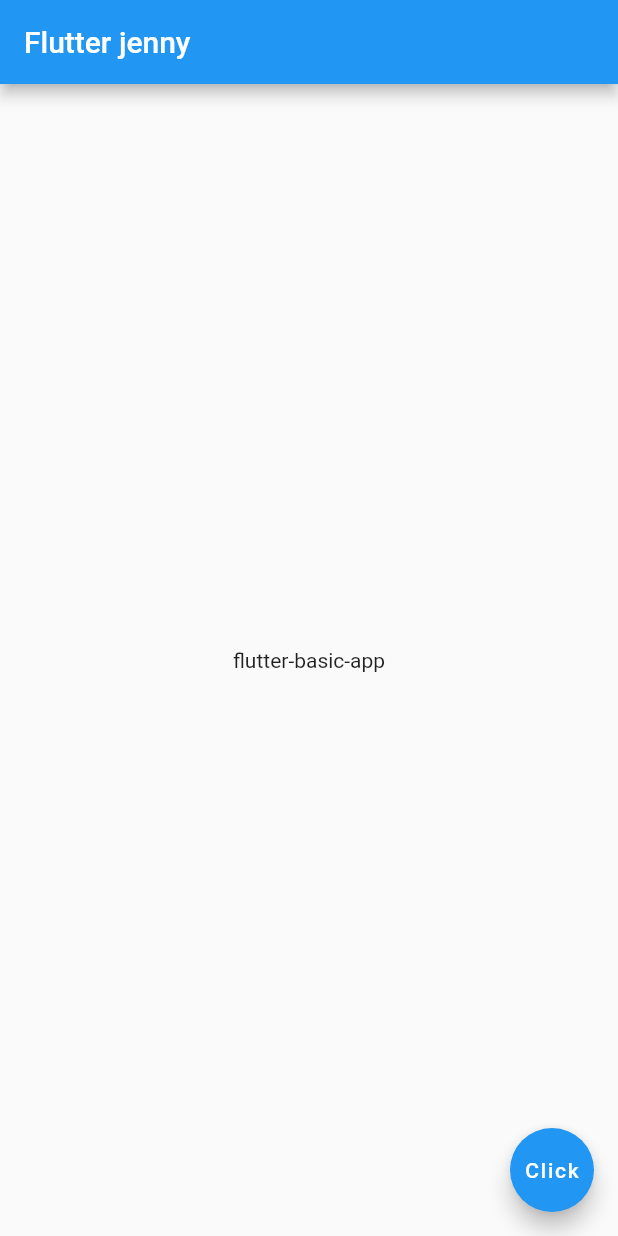
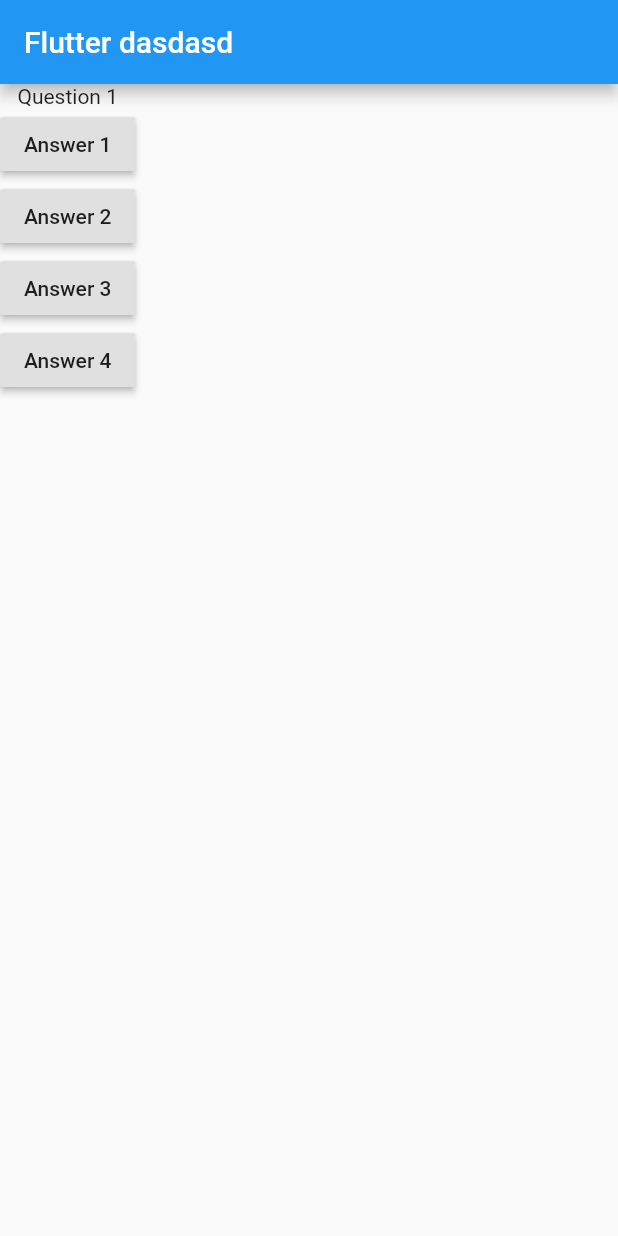
Before and after one commit to dhandyjoe/basic-flutter-app, a Flutter app: the screen it shows after launch, on a phone screen of 412 x 824 dp. Run offline on Flutter 3.47's test engine with Material 2 defaults, Android fonts, the phone set to English and light mode, and no system bars.

Commit message:
add raised button

```diff
--- a/lib/main.dart
+++ b/lib/main.dart
@@ -1,16 +1,41 @@
 import 'package:flutter/material.dart';
 
-void main() => runApp(MaterialApp(
+void main() => runApp(MyApp());
+
+class MyApp extends StatelessWidget {
+  void answerQuestion(){
+    print("Answer chosen!");
+  }
+
+  @override
+  Widget build (BuildContext context) {
+    return MaterialApp(
       home: Scaffold(
         appBar: AppBar(
-      title: Text("Flutter jenny"),
+          title: Text("Flutter dasdasd"),
         ),
-    body: Center(
-      child: Text("flutter-basic-app"),
+        body: Column (
+          children: [
+            Text("Question 1"),
+            RaisedButton(
+              onPressed: answerQuestion,
+              child: Text("Answer 1"),
             ),
-    floatingActionButton: FloatingActionButton(
-      onPressed: () {  },
-      child: Text("Click"),
+            RaisedButton(
+              onPressed: () => print("Answer 2 chosen!"),
+              child: Text("Answer 2"),
             ),
+            RaisedButton(
+              onPressed: answerQuestion,
+              child: Text("Answer 3"),
             ),
-));
+            RaisedButton(
+              onPressed: answerQuestion,
+              child: Text("Answer 4"),
+            ),
+          ],
+        )
+      ),
+    );
+  }
+}
```
Lines whose indentation alone changed are shown as unchanged.
